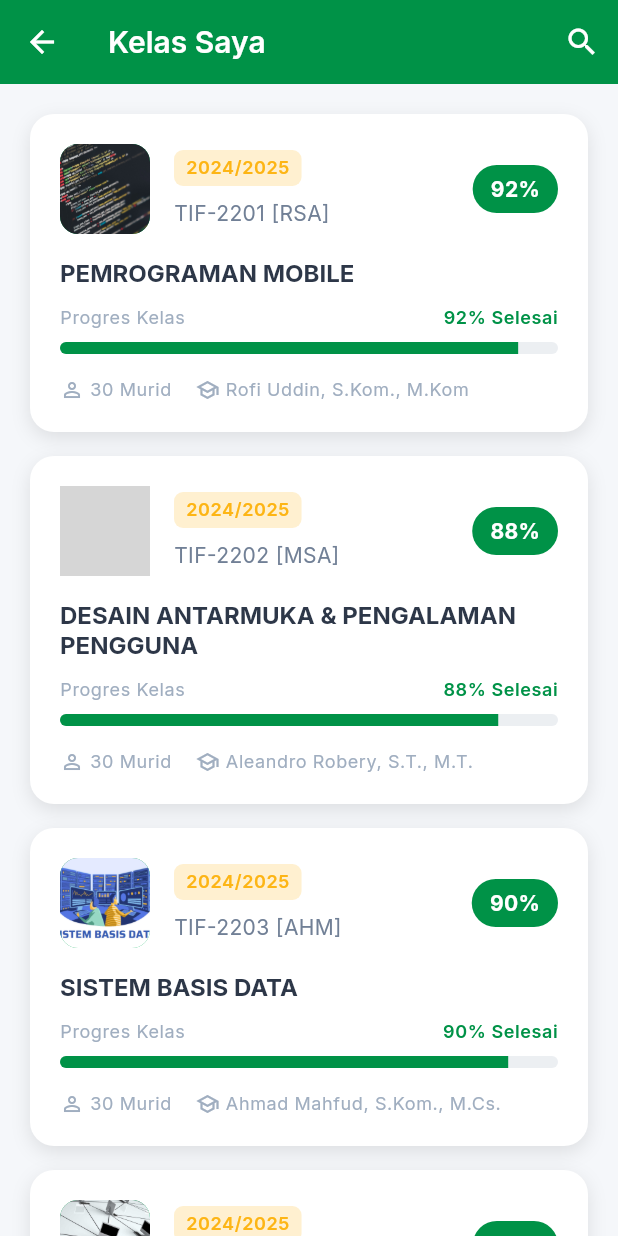
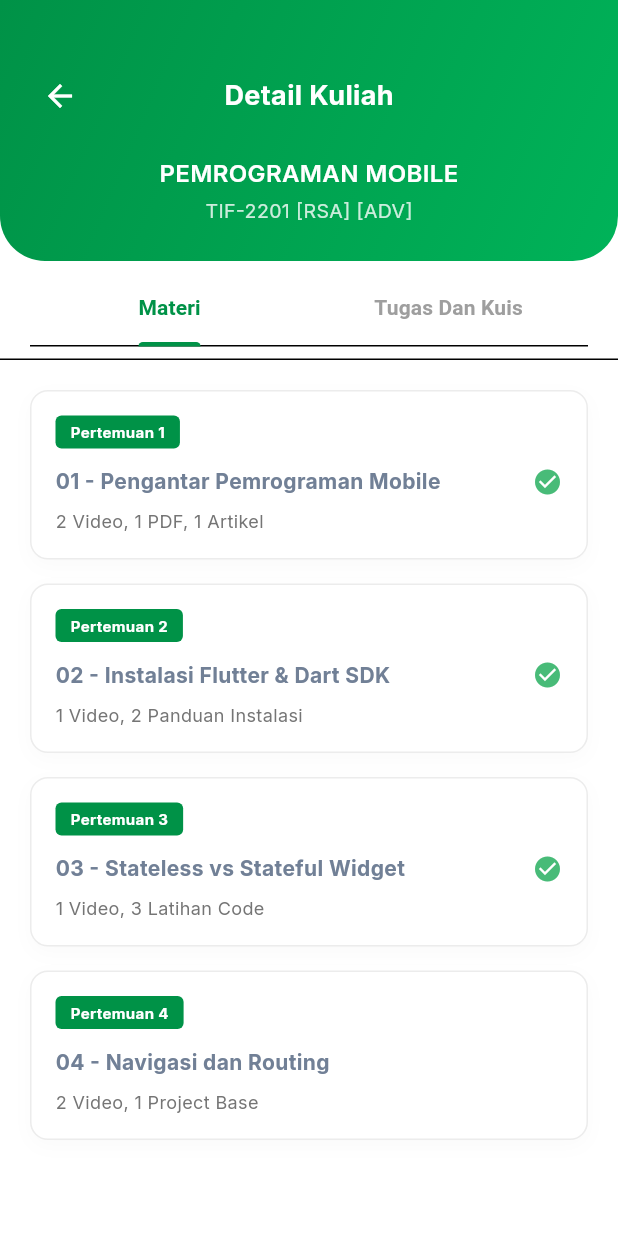
Before and after one commit to siapaajaboleh888/UAS_Smart-UIM, a Flutter app: the CoursesScreen screen opened directly, after a tap on "2024/2025", on a phone screen of 412 x 824 dp. Run offline on Flutter 3.47's test engine with Material 3 defaults, Android fonts, the phone set to English and light mode, and no system bars; our stand-ins replace google_fonts, image_picker, shared_preferences; accounts and stored records are empty; network calls fail; grey boxes are pictures that could not be loaded.

Commit message:
feat: implement course detail screen with materials and tasks

```diff
--- /dev/null
+++ b/lib/models/course_content.dart
@@ -0,0 +1,68 @@
+class CourseContent {
+  final String id;
+  final String title;
+  final String info; // e.g., "3 URLs, 2 files, 2 interaction content"
+  final bool isCompleted;
+  final ContentType type;
+  final int week;
+
+  CourseContent({
+    required this.id,
+    required this.title,
+    required this.info,
+    this.isCompleted = false,
+    required this.type,
+    required this.week,
+  });
+}
+
+enum ContentType { material, task }
+
+class CourseDetailData {
+  final List<CourseContent> materials;
+  final List<CourseContent> tasks;
+
+  CourseDetailData({
+    required this.materials,
+    required this.tasks,
+  });
+
+  static Map<String, CourseDetailData> getSampleContent() {
+    return {
+      '1': CourseDetailData(
+        materials: [
+          CourseContent(id: 'm1', title: 'Pengantar Pemrograman Mobile', info: '2 Video, 1 PDF, 1 Artikel', isCompleted: true, type: ContentType.material, week: 1),
+          CourseContent(id: 'm2', title: 'Instalasi Flutter & Dart SDK', info: '1 Video, 2 Panduan Instalasi', isCompleted: true, type: ContentType.material, week: 2),
+          CourseContent(id: 'm3', title: 'Stateless vs Stateful Widget', info: '1 Video, 3 Latihan Code', isCompleted: true, type: ContentType.material, week: 3),
+          CourseContent(id: 'm4', title: 'Navigasi dan Routing', info: '2 Video, 1 Project Base', isCompleted: false, type: ContentType.material, week: 4),
+        ],
+        tasks: [
+          CourseContent(id: 't1', title: 'Kuis 1: Dasar Dart', info: '10 Soal Pilgan', isCompleted: true, type: ContentType.task, week: 2),
+          CourseContent(id: 't2', title: 'Tugas 1: Membuat Layout Sederhana', info: 'Deadline: 20 Des 2024', isCompleted: false, type: ContentType.task, week: 4),
+        ],
+      ),
+      '2': CourseDetailData(
+        materials: [
+          CourseContent(id: 'm1', title: 'Pengantar User Interface Design', info: '3 URLs, 2 files, 2 interactive content', isCompleted: true, type: ContentType.material, week: 1),
+          CourseContent(id: 'm2', title: 'Konsep User Interface Design', info: '2 URLs, 1 file, 1 Tugas', isCompleted: true, type: ContentType.material, week: 2),
+          CourseContent(id: 'm3', title: 'Interaksi pada User Interface Design', info: '3 URLs, 2 files, 2 interactive content', isCompleted: true, type: ContentType.material, week: 3),
+          CourseContent(id: 'm4', title: 'Ethnographic Observation', info: '1 Video, 1 Field Guide', isCompleted: false, type: ContentType.material, week: 4),
+        ],
+        tasks: [
+          CourseContent(id: 't1', title: 'Kuis: Prinsip Desain', info: '5 Soal Esai', isCompleted: true, type: ContentType.task, week: 2),
+          CourseContent(id: 't2', title: 'Tugas: Wireframing Aplikasi', info: 'Deadline: 22 Des 2024', isCompleted: false, type: ContentType.task, week: 4),
+        ],
+      ),
+      '3': CourseDetailData(
+        materials: [
+          CourseContent(id: 'm1', title: 'Pengenalan DBMS', info: '1 Video, 2 PDF', isCompleted: true, type: ContentType.material, week: 1),
+          CourseContent(id: 'm2', title: 'Entity Relationship Diagram', info: '2 Latihan Mandiri', isCompleted: true, type: ContentType.material, week: 2),
+        ],
+        tasks: [
+          CourseContent(id: 't1', title: 'Tugas: Merancang ERD Toko Online', info: 'Deadline: 19 Des 2024', isCompleted: false, type: ContentType.task, week: 3),
+        ],
+      ),
+      // Add more as needed for other IDs...
+    };
+  }
+}
--- /dev/null
+++ b/lib/screens/course_detail_screen.dart
@@ -0,0 +1,221 @@
+import 'package:flutter/material.dart';
+import '../constants/app_colors.dart';
+import '../models/course.dart';
+import '../models/course_content.dart';
+
+class CourseDetailScreen extends StatefulWidget {
+  final Course course;
+
+  const CourseDetailScreen({super.key, required this.course});
+
+  @override
+  State<CourseDetailScreen> createState() => _CourseDetailScreenState();
+}
+
+class _CourseDetailScreenState extends State<CourseDetailScreen> with SingleTickerProviderStateMixin {
+  late TabController _tabController;
+  late CourseDetailData _detailData;
+
+  @override
+  void initState() {
+    super.initState();
+    _tabController = TabController(length: 2, vsync: this);
+    // Load data for this specific course ID, fallback to empty if not found
+    _detailData = CourseDetailData.getSampleContent()[widget.course.id] ??
+                  CourseDetailData(materials: [], tasks: []);
+  }
+
+  @override
+  void dispose() {
+    _tabController.dispose();
+    super.dispose();
+  }
+
+  @override
+  Widget build(BuildContext context) {
+    return Scaffold(
+      backgroundColor: Colors.white,
+      body: Column(
+        children: [
+          // Header
+          _buildHeader(context),
+
+          // Tab Selection
+          Container(
+            color: Colors.white,
+            padding: const EdgeInsets.symmetric(horizontal: 20, vertical: 8),
+            child: TabBar(
+              controller: _tabController,
+              labelColor: AppColors.primary,
+              unselectedLabelColor: Colors.grey,
+              indicatorColor: AppColors.primary,
+              indicatorWeight: 3,
+              labelStyle: const TextStyle(fontWeight: FontWeight.bold),
+              tabs: const [
+                Tab(text: 'Materi'),
+                Tab(text: 'Tugas Dan Kuis'),
+              ],
+            ),
+          ),
+
+          const Divider(height: 1, thickness: 1),
+
+          // Tab Content
+          Expanded(
+            child: TabBarView(
+              controller: _tabController,
+              children: [
+                _buildContentList(_detailData.materials),
+                _buildContentList(_detailData.tasks),
+              ],
+            ),
+          ),
+        ],
+      ),
+    );
+  }
+
+  Widget _buildHeader(BuildContext context) {
+    return Container(
+      width: double.infinity,
+      decoration: const BoxDecoration(
+        gradient: AppColors.primaryGradient,
+        borderRadius: BorderRadius.only(
+          bottomLeft: Radius.circular(30),
+          bottomRight: Radius.circular(30),
+        ),
+      ),
+      padding: const EdgeInsets.only(top: 40, bottom: 24, left: 16, right: 16),
+      child: Column(
+        children: [
+          Row(
+            children: [
+              IconButton(
+                icon: const Icon(Icons.arrow_back, color: Colors.white),
+                onPressed: () => Navigator.pop(context),
+              ),
+              const Expanded(
+                child: Center(
+                  child: Text(
+                    'Detail Kuliah',
+                    style: TextStyle(
+                      color: Colors.white,
+                      fontSize: 18,
+                      fontWeight: FontWeight.bold,
+                    ),
+                  ),
+                ),
+              ),
+              const SizedBox(width: 48), // Placeholder to center title
+            ],
+          ),
+          const SizedBox(height: 16),
+          Text(
+            widget.course.name,
+            textAlign: TextAlign.center,
+            style: const TextStyle(
+              color: Colors.white,
+              fontSize: 16,
+              fontWeight: FontWeight.w600,
+            ),
+          ),
+          const SizedBox(height: 4),
+          Text(
+            '${widget.course.code} [ADV]',
+            style: TextStyle(
+              color: Colors.white.withOpacity(0.8),
+              fontSize: 13,
+            ),
+          ),
+        ],
+      ),
+    );
+  }
+
+  Widget _buildContentList(List<CourseContent> items) {
+    if (items.isEmpty) {
+      return const Center(
+        child: Text('Belum ada konten untuk saat ini.'),
+      );
+    }
+
+    return ListView.builder(
+      padding: const EdgeInsets.all(20),
+      itemCount: items.length,
+      itemBuilder: (context, index) {
+        final item = items[index];
+        return _buildContentCard(item);
+      },
+    );
+  }
+
+  Widget _buildContentCard(CourseContent item) {
+    return Container(
+      margin: const EdgeInsets.only(bottom: 16),
+      decoration: BoxDecoration(
+        color: Colors.white,
+        borderRadius: BorderRadius.circular(12),
+        border: Border.all(color: Colors.grey.withOpacity(0.2)),
+        boxShadow: [
+          BoxShadow(
+            color: Colors.black.withOpacity(0.02),
+            blurRadius: 10,
+            offset: const Offset(0, 4),
+          ),
+        ],
+      ),
+      child: Padding(
+        padding: const EdgeInsets.all(16),
+        child: Column(
+          crossAxisAlignment: CrossAxisAlignment.start,
+          children: [
+            // Week Badge
+            Container(
+              padding: const EdgeInsets.symmetric(horizontal: 10, vertical: 4),
+              decoration: BoxDecoration(
+                color: AppColors.primary,
+                borderRadius: BorderRadius.circular(4),
+              ),
+              child: Text(
+                'Pertemuan ${item.week}',
+                style: const TextStyle(
+                  color: Colors.white,
+                  fontSize: 10,
+                  fontWeight: FontWeight.bold,
+                ),
+              ),
+            ),
+            const SizedBox(height: 12),
+
+            // Title and checkmark
+            Row(
+              children: [
+                Expanded(
+                  child: Text(
+                    '${item.week.toString().padLeft(2, '0')} - ${item.title}',
+                    style: const TextStyle(
+                      fontSize: 14,
+                      fontWeight: FontWeight.bold,
+                    ),
+                  ),
+                ),
+                if (item.isCompleted)
+                  const Icon(Icons.check_circle, color: AppColors.success, size: 20),
+              ],
+            ),
+            const SizedBox(height: 8),
+
+            // Info text
+            Text(
+              item.info,
+              style: TextStyle(
+                fontSize: 12,
+                color: Colors.grey.shade600,
+              ),
+            ),
+          ],
+        ),
+      ),
+    );
+  }
+}
--- a/lib/screens/courses_screen.dart
+++ b/lib/screens/courses_screen.dart
@@ -1,6 +1,7 @@
 import 'package:flutter/material.dart';
 import '../constants/app_colors.dart';
 import '../models/course.dart';
+import 'course_detail_screen.dart';
 
 class CoursesScreen extends StatelessWidget {
   const CoursesScreen({super.key});
@@ -50,7 +51,12 @@ class CoursesScreen extends StatelessWidget {
         child: InkWell(
           borderRadius: BorderRadius.circular(16),
           onTap: () {
-            // Navigate to course detail
+            Navigator.push(
+              context,
+              MaterialPageRoute(
+                builder: (context) => CourseDetailScreen(course: course),
+              ),
+            );
           },
           child: Padding(
             padding: const EdgeInsets.all(20),
--- a/lib/screens/home_screen.dart
+++ b/lib/screens/home_screen.dart
@@ -9,6 +9,7 @@ import '../services/user_service.dart';
 import '../models/user_model.dart';
 import '../models/course.dart';
 import 'login_screen.dart';
+import 'course_detail_screen.dart';
 
 class HomeScreen extends StatefulWidget {
   const HomeScreen({super.key});
@@ -382,7 +383,6 @@ class _HomeScreenState extends State<HomeScreen> with SingleTickerProviderStateM
   Widget _buildMiniCourseCard(BuildContext context, Course course) {
     return Container(
       margin: const EdgeInsets.only(bottom: 12),
-      padding: const EdgeInsets.all(16),
       decoration: BoxDecoration(
         color: Colors.white,
         borderRadius: BorderRadius.circular(12),
@@ -395,6 +395,21 @@ class _HomeScreenState extends State<HomeScreen> with SingleTickerProviderStateM
           ),
         ],
       ),
+      child: Material(
+        color: Colors.transparent,
+        borderRadius: BorderRadius.circular(12),
+        child: InkWell(
+          onTap: () {
+            Navigator.push(
+              context,
+              MaterialPageRoute(
+                builder: (context) => CourseDetailScreen(course: course),
+              ),
+            );
+          },
+          borderRadius: BorderRadius.circular(12),
+          child: Padding(
+            padding: const EdgeInsets.all(16),
             child: Row(
               children: [
                 Container(
@@ -447,6 +462,9 @@ class _HomeScreenState extends State<HomeScreen> with SingleTickerProviderStateM
                   ),
                 ),
               ],
+            ),
+          ),
+        ),
       ),
     );
   }
```
Lines whose indentation alone changed are shown as unchanged.
